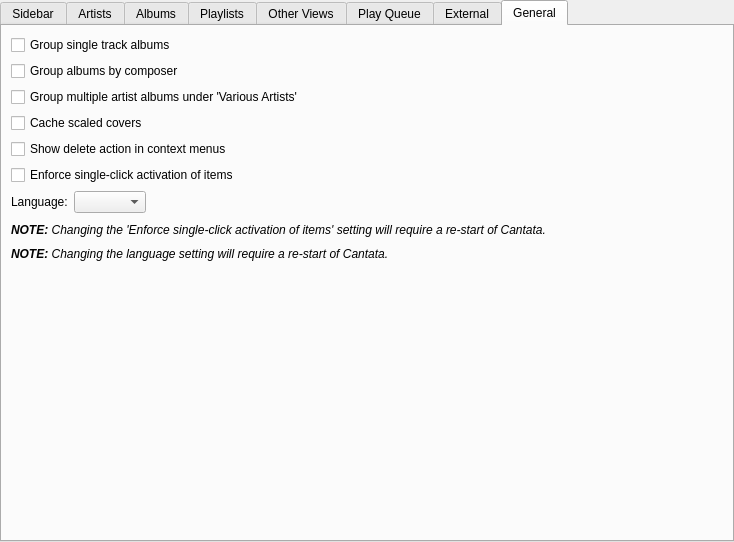
Above: gui/interfacesettings.ui from CDrummond/cantata before the change. Below: the same form after it.
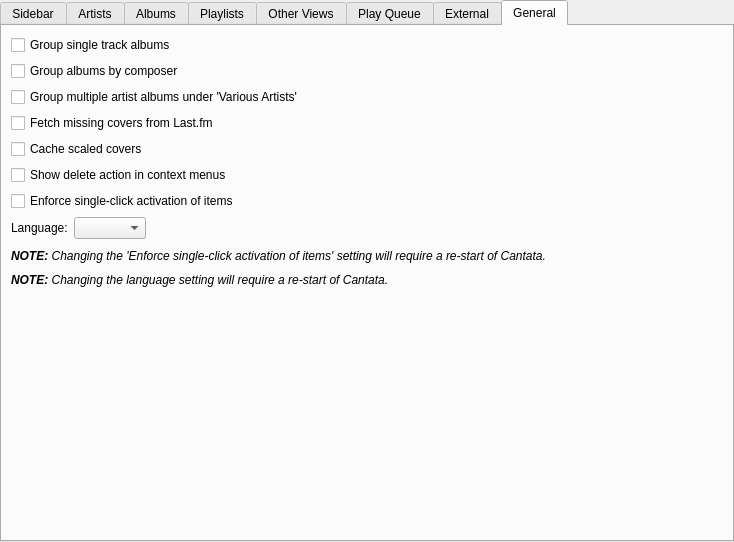
That is the form after the change. The open tabs and pages were chosen to show the change. Custom widgets are drawn as their Qt base class.

Commit message: Add option to NOT download covers from last.fm

```diff
--- a/gui/interfacesettings.ui
+++ b/gui/interfacesettings.ui
@@ -571,19 +571,6 @@
          <property name="fieldGrowthPolicy">
           <enum>QFormLayout::ExpandingFieldsGrow</enum>
          </property>
-         <item row="6" column="0">
-          <widget class="BuddyLabel" name="langLabel">
-           <property name="text">
-            <string>Language:</string>
-           </property>
-           <property name="buddy">
-            <cstring>lang</cstring>
-           </property>
-          </widget>
-         </item>
-         <item row="6" column="1">
-          <widget class="QComboBox" name="lang"/>
-         </item>
          <item row="0" column="0" colspan="2">
           <widget class="QCheckBox" name="groupSingle">
            <property name="text">
@@ -598,34 +585,54 @@
            </property>
           </widget>
          </item>
+         <item row="2" column="0" colspan="2">
+          <widget class="QCheckBox" name="groupMultiple">
+           <property name="text">
+            <string>Group multiple artist albums under 'Various Artists'</string>
+           </property>
+          </widget>
+         </item>
          <item row="3" column="0" colspan="2">
+          <widget class="QCheckBox" name="fetchCovers">
+           <property name="text">
+            <string>Fetch missing covers from Last.fm</string>
+           </property>
+          </widget>
+         </item>
+         <item row="4" column="0" colspan="2">
           <widget class="QCheckBox" name="cacheScaledCovers">
            <property name="text">
             <string>Cache scaled covers</string>
            </property>
           </widget>
          </item>
-         <item row="4" column="0" colspan="2">
+         <item row="5" column="0" colspan="2">
           <widget class="QCheckBox" name="showDeleteAction">
            <property name="text">
             <string>Show delete action in context menus</string>
            </property>
           </widget>
          </item>
-         <item row="5" column="0" colspan="2">
+         <item row="6" column="0" colspan="2">
           <widget class="QCheckBox" name="forceSingleClick">
            <property name="text">
             <string>Enforce single-click activation of items</string>
            </property>
           </widget>
          </item>
-         <item row="2" column="0" colspan="2">
-          <widget class="QCheckBox" name="groupMultiple">
+         <item row="7" column="0">
+          <widget class="BuddyLabel" name="langLabel">
            <property name="text">
-            <string>Group multiple artist albums under 'Various Artists'</string>
+            <string>Language:</string>
+           </property>
+           <property name="buddy">
+            <cstring>lang</cstring>
            </property>
           </widget>
          </item>
+         <item row="7" column="1">
+          <widget class="QComboBox" name="lang"/>
+         </item>
         </layout>
        </item>
        <item>
```
The commit also changes 6 other files.
